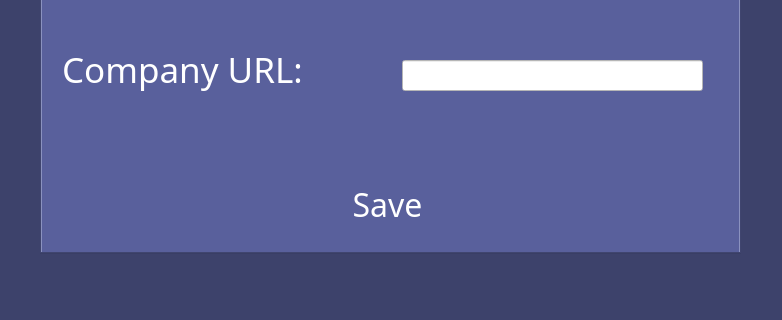
Qt form Windows/Accounts.ui (Kgg9/Blaze-News-Scraper) before a commit; both pictures show x 0 to 782 and y 517 to 837 of the 782 by 837 pixel window.
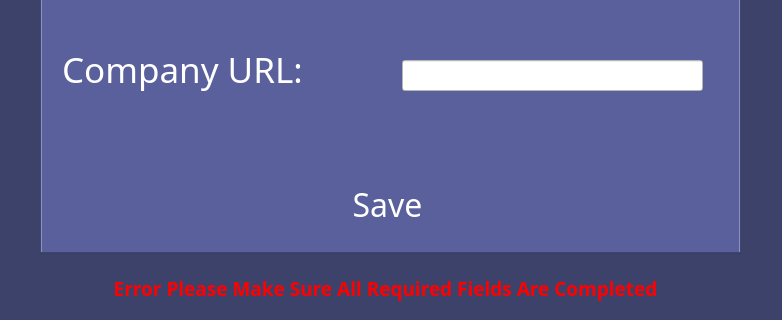
The same form after that commit. Icons and pictures are not drawn.

Commit message: Integrated Linkedin Account Poster with the GUI, and some Minor Tweaks

Patch:
```diff
--- a/Windows/Accounts.ui
+++ b/Windows/Accounts.ui
@@ -210,6 +210,35 @@
     <string>&lt;html&gt;&lt;head/&gt;&lt;body&gt;&lt;p&gt;&lt;img src=&quot;:/BackArrow/left-arrow.png&quot;/&gt;&lt;/p&gt;&lt;/body&gt;&lt;/html&gt;</string>
    </property>
   </widget>
+  <widget class="QPushButton" name="AccountsErrorMessage">
+   <property name="geometry">
+    <rect>
+     <x>20</x>
+     <y>780</y>
+     <width>731</width>
+     <height>51</height>
+    </rect>
+   </property>
+   <property name="font">
+    <font>
+     <family>Cascadia Code SemiBold</family>
+     <pointsize>14</pointsize>
+     <weight>75</weight>
+     <bold>true</bold>
+    </font>
+   </property>
+   <property name="styleSheet">
+    <string notr="true">QPushButton {
+border:none;
+background-color: none;
+color: red;
+}
+</string>
+   </property>
+   <property name="text">
+    <string>Error Please Make Sure All Required Fields Are Completed</string>
+   </property>
+  </widget>
  </widget>
  <resources>
   <include location="../Images/Back-ArrowAccounts.qrc"/>
```
The commit also changes 1 other file.
